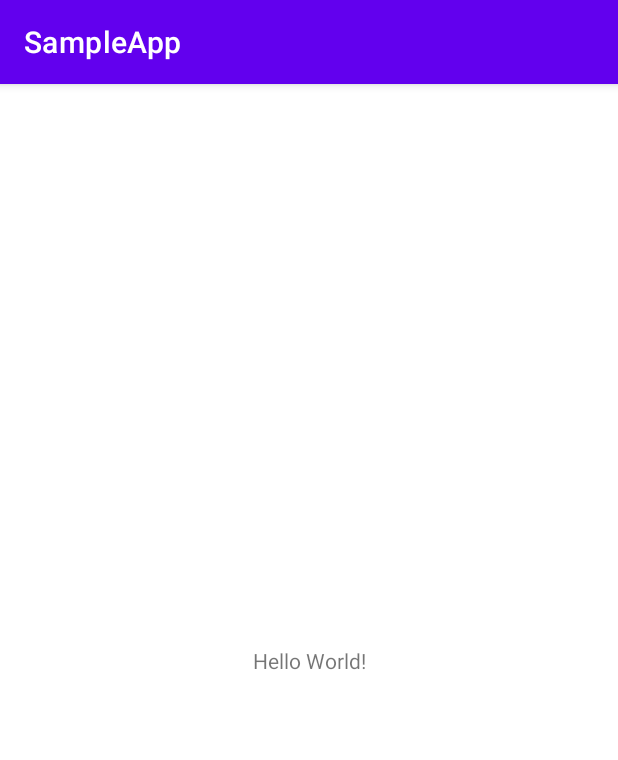
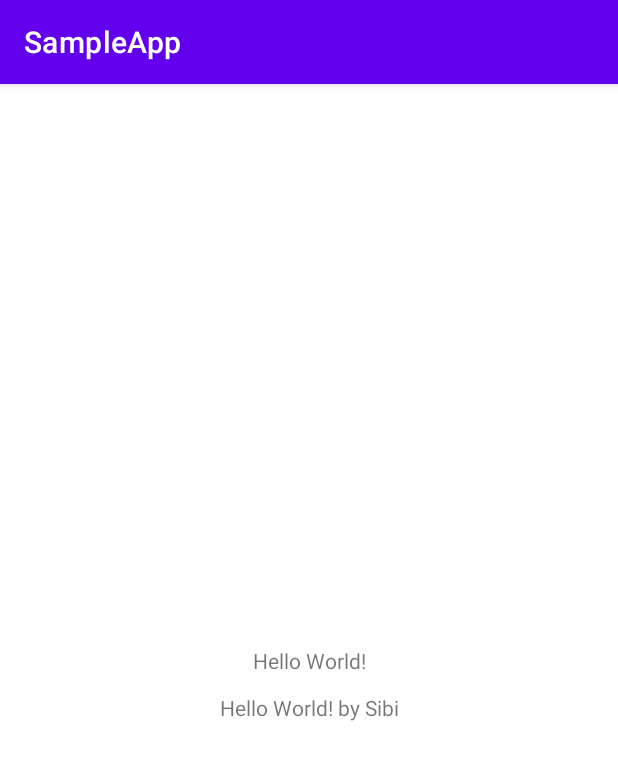
Before and after one commit to amaldevcm/sample, an Android app: the screen it shows after launch (MainActivity), on a phone screen of 412 x 824 dp. Shown: the top 760 px of the screen. Run offline under Robolectric (Android 15) with nearby library versions, the phone set to English and light mode, and no system bars.

Commit message:
Hello World by Sibi

```diff
--- a/app/src/main/res/layout/activity_main.xml
+++ b/app/src/main/res/layout/activity_main.xml
@@ -15,4 +15,15 @@
         app:layout_constraintRight_toRightOf="parent"
         app:layout_constraintTop_toTopOf="parent" />
 
+    <TextView
+        android:layout_width="wrap_content"
+        android:layout_height="wrap_content"
+        android:text="Hello World! by Sibi"
+        app:layout_constraintBottom_toBottomOf="parent"
+        app:layout_constraintLeft_toLeftOf="parent"
+        app:layout_constraintRight_toRightOf="parent"
+        app:layout_constraintTop_toTopOf="parent"
+        app:layout_constraintVertical_bias="0.542" />
+
+
 </androidx.constraintlayout.widget.ConstraintLayout>
```
